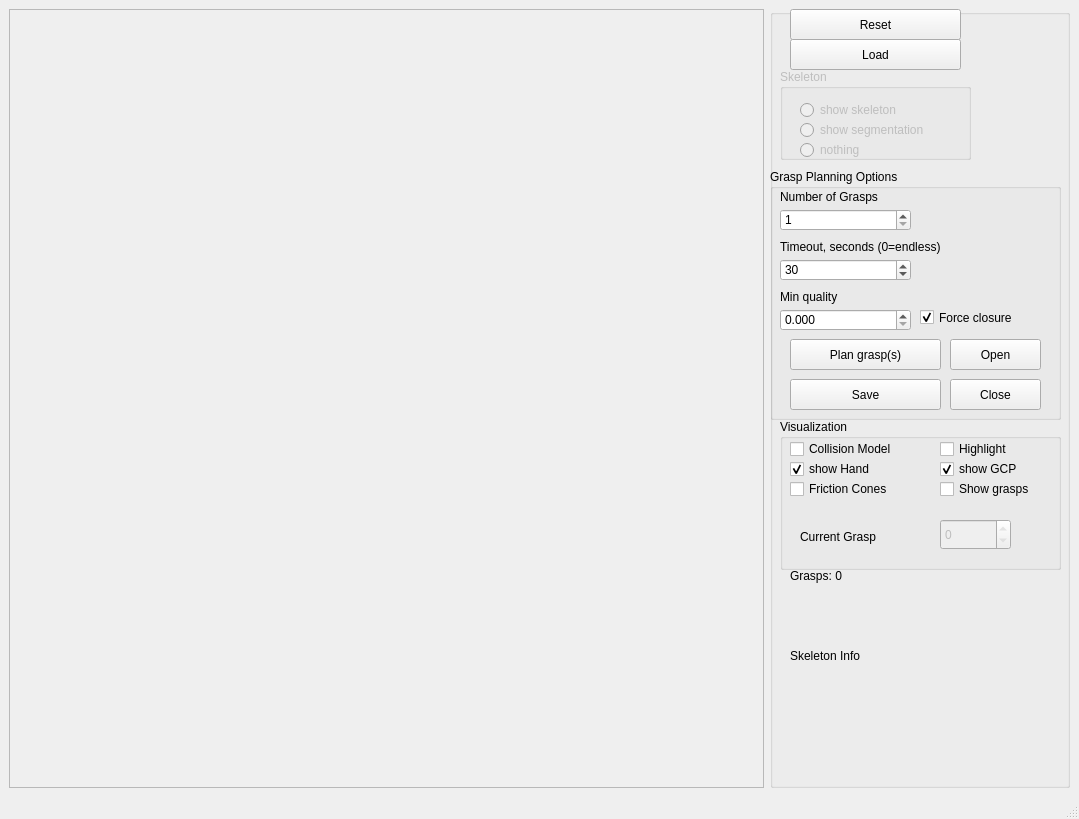
Old version of the form Tools/SkeletonGraspPlaner/SkeletonGraspPlaner.ui in the repository ProtolabSBRE/simox-cgal.
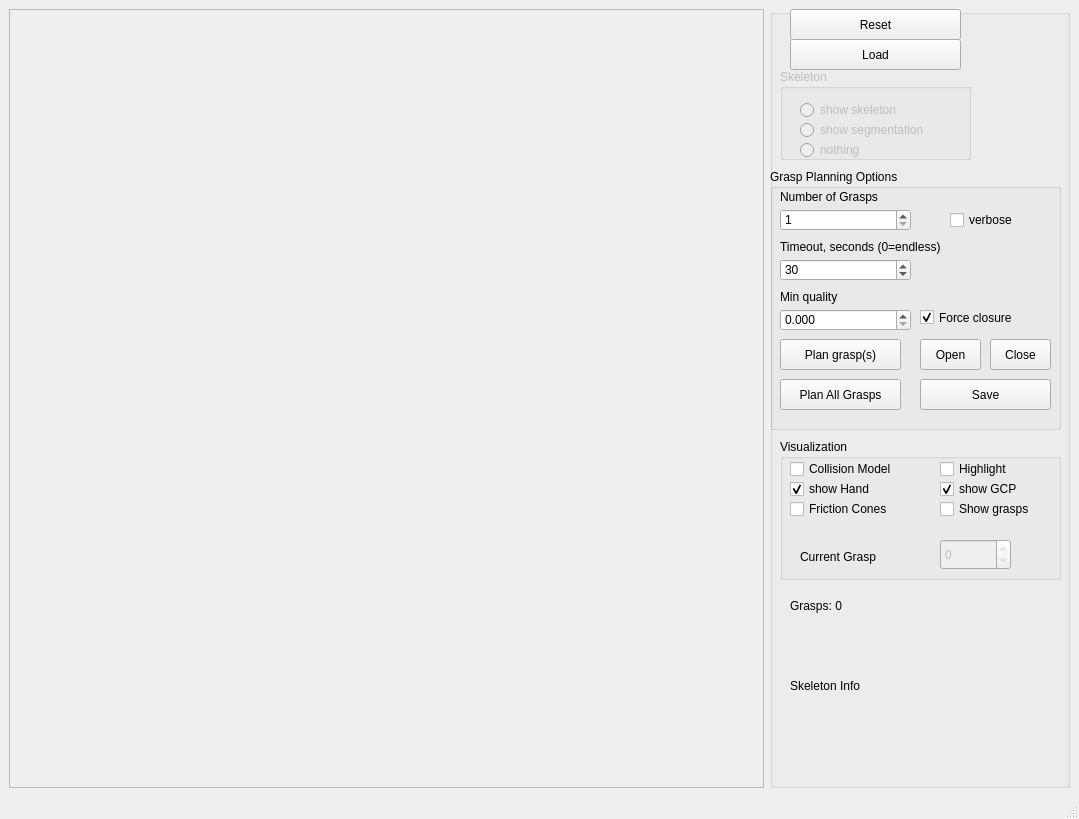
New version of the form.

What changed in the file:
```diff
--- a/Tools/SkeletonGraspPlaner/SkeletonGraspPlaner.ui
+++ b/Tools/SkeletonGraspPlaner/SkeletonGraspPlaner.ui
@@ -55,7 +55,7 @@
          <x>0</x>
          <y>160</y>
          <width>291</width>
-         <height>251</height>
+         <height>261</height>
         </rect>
        </property>
        <property name="title">
@@ -173,9 +173,9 @@
        <widget class="QPushButton" name="pushButtonSave">
         <property name="geometry">
          <rect>
-          <x>20</x>
+          <x>150</x>
           <y>210</y>
-          <width>151</width>
+          <width>131</width>
           <height>31</height>
          </rect>
         </property>
@@ -186,9 +186,9 @@
        <widget class="QPushButton" name="pushButtonClose">
         <property name="geometry">
          <rect>
-          <x>180</x>
-          <y>210</y>
-          <width>91</width>
+          <x>220</x>
+          <y>170</y>
+          <width>61</width>
           <height>31</height>
          </rect>
         </property>
@@ -199,9 +199,9 @@
        <widget class="QPushButton" name="pushButtonPlan">
         <property name="geometry">
          <rect>
-          <x>20</x>
+          <x>10</x>
           <y>170</y>
-          <width>151</width>
+          <width>121</width>
           <height>31</height>
          </rect>
         </property>
@@ -212,9 +212,9 @@
        <widget class="QPushButton" name="pushButtonOpen">
         <property name="geometry">
          <rect>
-          <x>180</x>
+          <x>150</x>
           <y>170</y>
-          <width>91</width>
+          <width>61</width>
           <height>31</height>
          </rect>
         </property>
@@ -222,6 +222,32 @@
          <string>Open</string>
         </property>
        </widget>
+       <widget class="QCheckBox" name="checkBoxVerbose">
+        <property name="geometry">
+         <rect>
+          <x>180</x>
+          <y>40</y>
+          <width>97</width>
+          <height>22</height>
+         </rect>
+        </property>
+        <property name="text">
+         <string>verbose</string>
+        </property>
+       </widget>
+       <widget class="QPushButton" name="pushButtonPlanAll">
+        <property name="geometry">
+         <rect>
+          <x>10</x>
+          <y>210</y>
+          <width>121</width>
+          <height>31</height>
+         </rect>
+        </property>
+        <property name="text">
+         <string>Plan All Grasps</string>
+        </property>
+       </widget>
       </widget>
       <widget class="QPushButton" name="pushButtonLoadData">
        <property name="geometry">
@@ -304,9 +330,9 @@
        <property name="geometry">
         <rect>
          <x>20</x>
-         <y>640</y>
+         <y>670</y>
          <width>271</width>
-         <height>101</height>
+         <height>81</height>
         </rect>
        </property>
        <property name="text">
@@ -320,9 +346,9 @@
        <property name="geometry">
         <rect>
          <x>10</x>
-         <y>410</y>
+         <y>430</y>
          <width>281</width>
-         <height>151</height>
+         <height>141</height>
         </rect>
        </property>
        <property name="title">
@@ -449,8 +475,8 @@
        <property name="geometry">
         <rect>
          <x>20</x>
-         <y>560</y>
-         <width>171</width>
+         <y>590</y>
+         <width>271</width>
          <height>61</height>
         </rect>
        </property>
```
